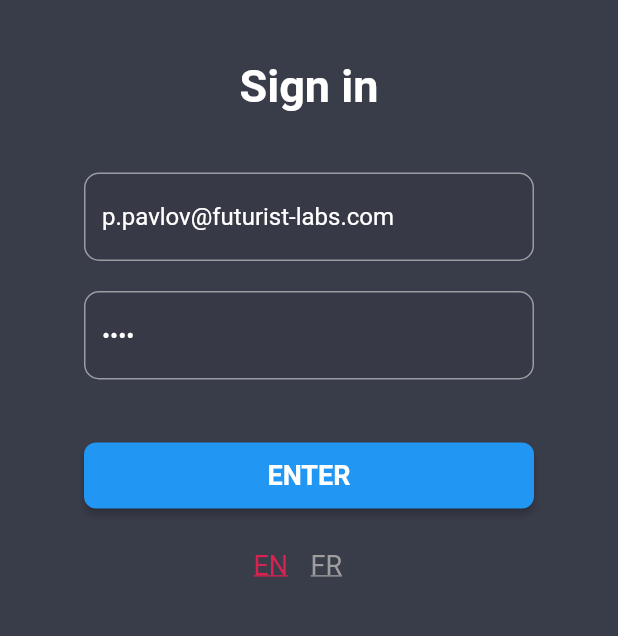
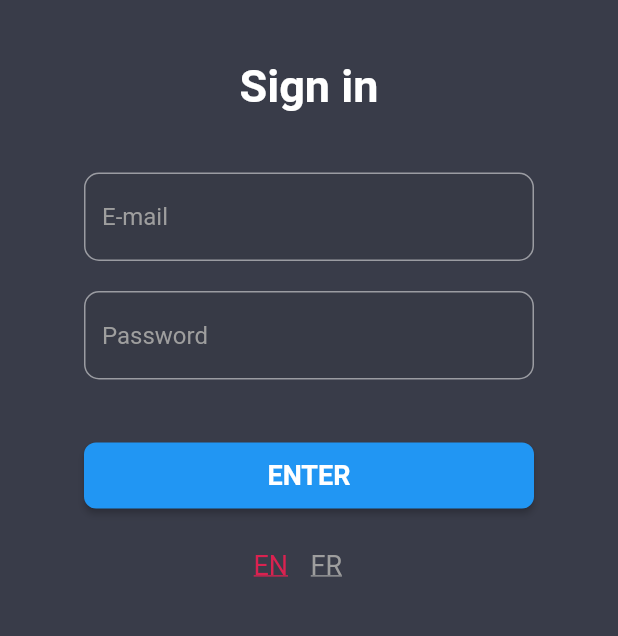
Before and after one commit to EAC-Technology/MobileApp, a Flutter app: the screen it shows after launch, on a phone screen of 412 x 824 dp, the part 408-1044 px from its top. Run offline on Flutter 3.47's test engine with Material 2 defaults, Android fonts, the phone set to English and light mode, and no system bars; our stand-ins replace convert, uni_links; missing offline and left inert: flutter_webview_plugin; accounts and stored records are empty.

Commit message:
removed hardcoded test  login credentials

```diff
--- a/app_in_mail/lib/screens/loginScreen.dart
+++ b/app_in_mail/lib/screens/loginScreen.dart
@@ -53,8 +53,8 @@ class LoginScreenState extends State<LoginScreen> {
   void initState() {
     super.initState();
     _emailTextController =
-        new TextEditingController(text: "p.pavlov@futurist-labs.com");
-    _passwordTextController = new TextEditingController(text: "1234");
+        new TextEditingController(text: '');
+    _passwordTextController = new TextEditingController(text: '');
     Localization.onLocaleChanged = (){
       setState(() {
     });
```
